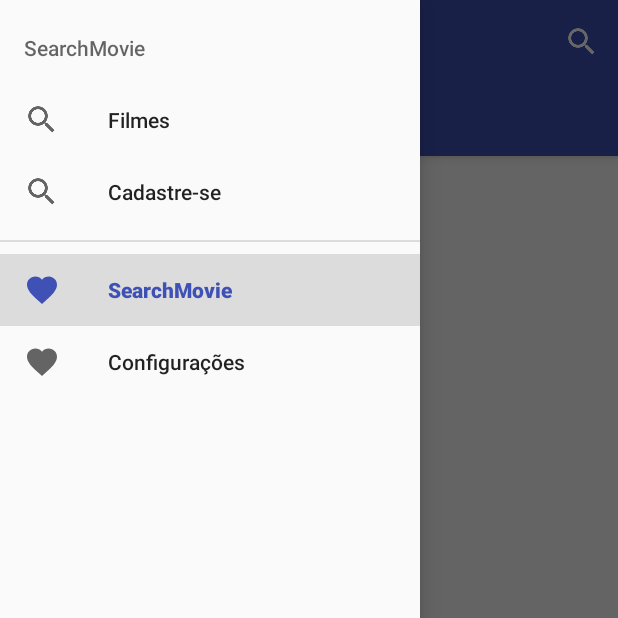
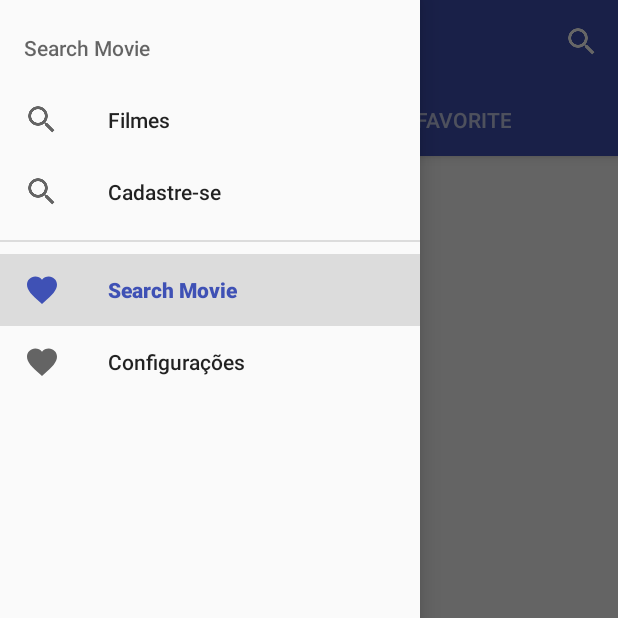
Before and after one commit to marcelobjr/projeto-android-unibratec, an Android app: the screen it shows after launch (MainActivity), with the side drawer open, on a phone screen of 412 x 824 dp, the top half of it. Run offline under Robolectric (Android 15) with nearby library versions, the phone set to English and light mode, and no system bars; our stand-ins replace EventBus, Picasso; pictures from the network do not load.

Commit message:
Implementação da tradução do app para Inglês/Português

```diff
--- a/app/src/main/res/values/strings.xml
+++ b/app/src/main/res/values/strings.xml
@@ -1,9 +1,14 @@
 <resources>
-    <string name="app_name">SearchMovie</string>
+    <string name="app_name">Search Movie</string>
 
     <!-- TODO: Remove or change this placeholder text -->
     <string name="title_activity_detail">DetailActivity</string>
     <string name="hint_search">Buscar</string>
     <string name="action_settings">Settings</string>
     <string name="title_activity_maps">Map</string>
+    <string name="activity_list">LIST</string>
+    <string name="activity_favorite">FAVORITE</string>
+    <string name="menu_favorite">Favorite</string>
+    <string name="menu_move">Moves</string>
+    <string name="menu_config">Config</string>
 </resources>
```
Also changed, not shown: 2 other files.
